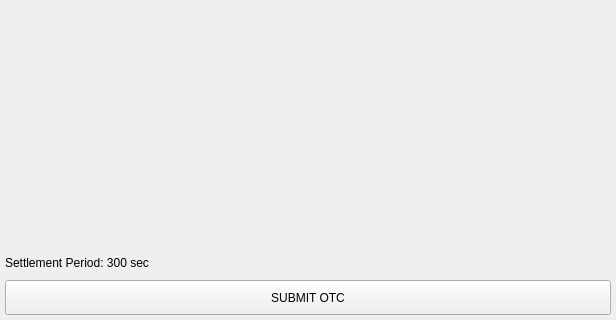
Qt form BlockSettleUILib/CreateOTCResponseWidget.ui (BlockSettle/terminal) before a commit; both pictures show x 0 to 616 and y 404 to 724 of the 616 by 724 pixel window.
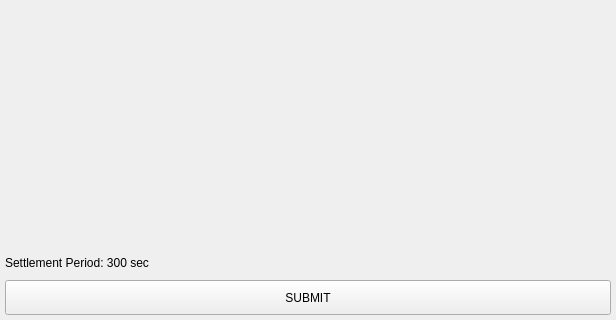
The same form after that commit. Custom widgets are drawn as their Qt base class.

Commit message: Display OTC response widget on selection

```diff
--- a/BlockSettleUILib/CreateOTCResponseWidget.ui
+++ b/BlockSettleUILib/CreateOTCResponseWidget.ui
@@ -485,7 +485,7 @@
          <string notr="true"/>
         </property>
         <property name="text">
-         <string>SUBMIT OTC</string>
+         <string>SUBMIT</string>
         </property>
        </widget>
       </item>
```
The commit also changes 4 other files.
